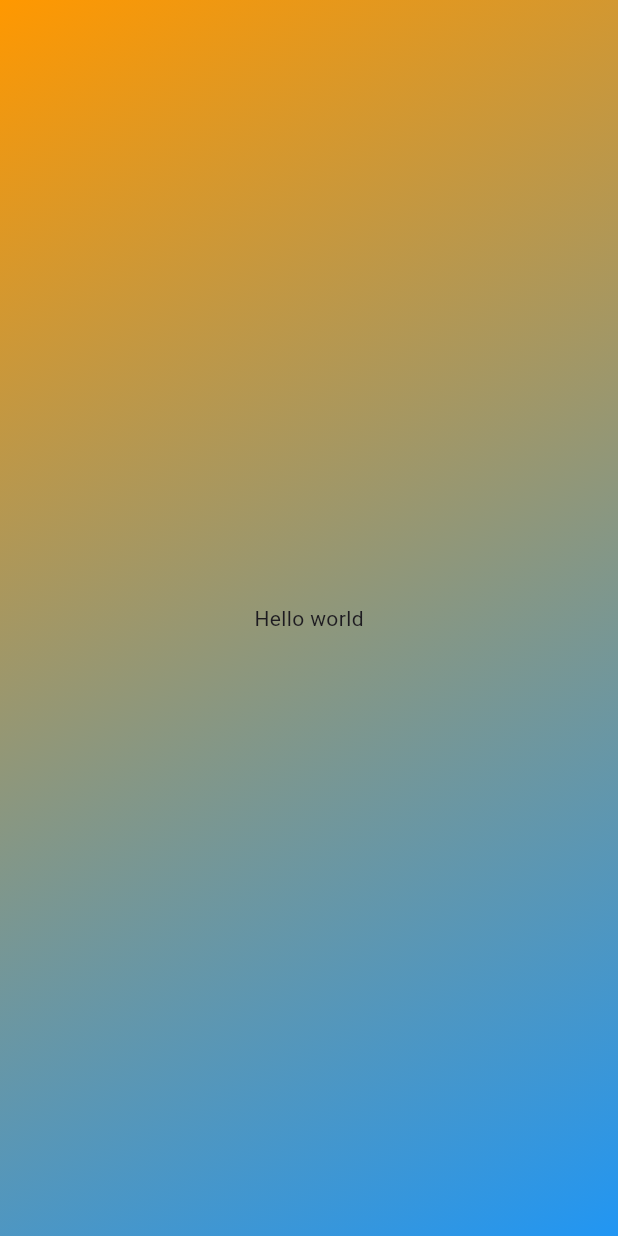
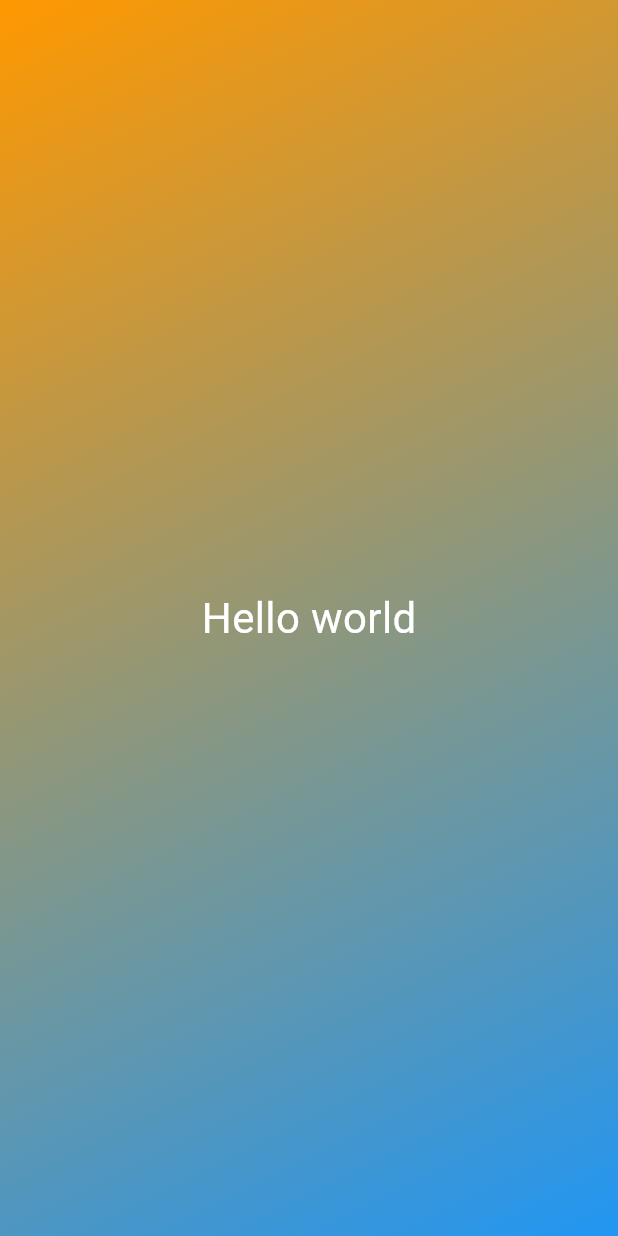
Before and after one commit to weitecklee/dice_app, a Flutter app: the screen it shows after launch, on a phone screen of 412 x 824 dp. Run offline on Flutter 3.47's test engine with Material 3 defaults, Android fonts, the phone set to English and light mode, and no system bars.

Commit message:
style text

```diff
--- a/lib/gradient_container.dart
+++ b/lib/gradient_container.dart
@@ -17,7 +17,13 @@ class GradientContainer extends StatelessWidget {
         ),
       ),
       child: const Center(
-        child: Text('Hello world'),
+        child: Text(
+          'Hello world',
+          style: TextStyle(
+            fontSize: 28.0,
+            color: Colors.white,
+          ),
+        ),
       ),
     );
   }
```
